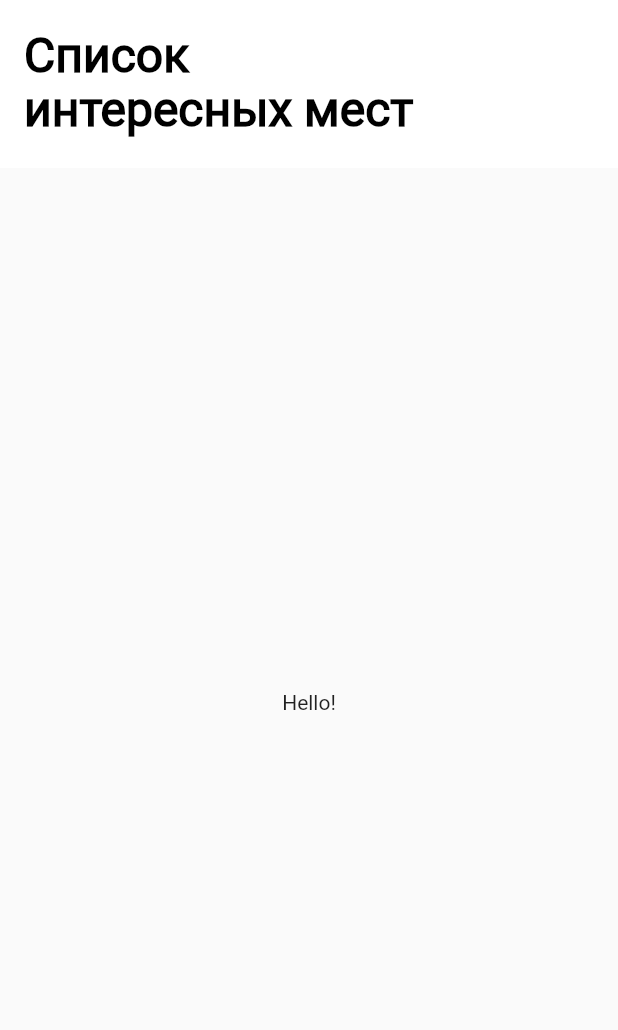
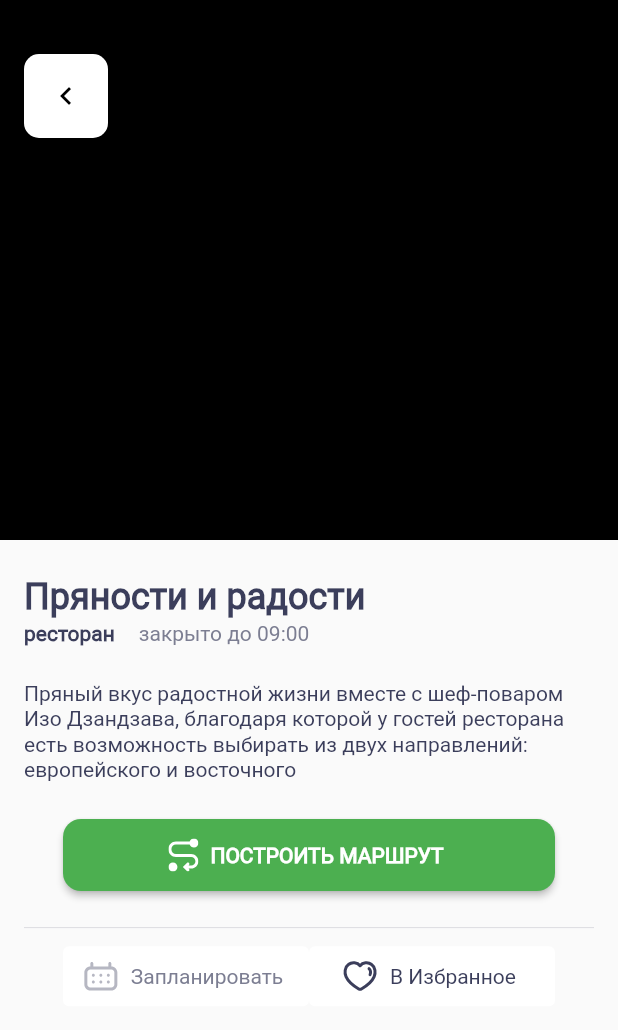
Before and after one commit to Bubble7777/places_surf, a Flutter app: the screen it shows after launch, on a phone screen of 412 x 824 dp. Shown: the top 1030 px of the screen. Run offline on Flutter 3.47's test engine with Material 2 defaults, Android fonts, the phone set to English and light mode, and no system bars; our stand-ins replace flutter_svg.

Commit message:
add list mocks and DetailScreen

```diff
--- a/lib/domain/sight.dart
+++ b/lib/domain/sight.dart
@@ -1,17 +1,24 @@
 class Sight {
-  final String name; //название достопримечательности
-  final double lat; // координаты места
-  final double lon; //  координаты места
-  final String url; // путь до фотографии в интернете
-  final String details; //описание достопримечательности
-  final String type; //тип достопримечательностb
+  String name; //название достопримечательности
+  double lat; // координаты места
+  double lon; //  координаты места
+  String url; // путь до фотографии в интернете
+  String details; //описание достопримечательности
+  String type; //тип достопримечательностb
 
   Sight(
-    this.name,
-    this.lat,
-    this.lon,
-    this.url,
-    this.details,
-    this.type,
-  );
+    String name,
+    double lat,
+    double lon,
+    String url,
+    String details,
+    String type,
+  ) {
+    this.name = name;
+    this.lat = lat;
+    this.lon = lon;
+    this.url = url;
+    this.details = details;
+    this.type = type;
+  }
 }
--- a/lib/main.dart
+++ b/lib/main.dart
@@ -1,7 +1,10 @@
 import 'package:flutter/material.dart';
+import 'package:places/mocks.dart';
+import 'package:places/ui/screen/sight_Details.dart';
 import 'package:places/ui/screen/sight_list_screen.dart';
 
 void main() {
+  add();
   runApp(MyApp());
 }
 
@@ -10,11 +13,12 @@ class MyApp extends StatelessWidget {
   @override
   Widget build(BuildContext context) {
     return MaterialApp(
-      title: 'Flutter Demo',
-      theme: ThemeData(
-        primarySwatch: Colors.blue,
-      ),
-      home: SightListScreen(),
-    );
+        debugShowCheckedModeBanner: false,
+        title: 'Flutter Demo',
+        theme: ThemeData(
+          primarySwatch: Colors.blue,
+        ),
+        home: SightDetails() //SightListScreen(),
+        );
   }
 }
--- /dev/null
+++ b/lib/ui/screen/sight_Details.dart
@@ -0,0 +1,179 @@
+import 'package:flutter/material.dart';
+import 'package:places/domain/sight.dart';
+import 'package:flutter_svg/flutter_svg.dart';
+
+class SightDetails extends StatelessWidget {
+  const SightDetails({
+    Key key,
+    this.sight,
+  }) : super(key: key);
+  final Sight sight;
+  @override
+  Widget build(BuildContext context) {
+    return Scaffold(
+      body: Column(
+        children: [
+          Stack(
+            children: [
+              Container(
+                width: double.infinity,
+                height: 360,
+                color: Colors.black,
+              ),
+              Padding(
+                padding: const EdgeInsets.only(top: 36, left: 16),
+                child: FloatingActionButton(
+                  backgroundColor: Colors.white,
+                  onPressed: () {},
+                  shape: RoundedRectangleBorder(
+                      borderRadius: BorderRadius.all(Radius.circular(10.0))),
+                  child: Icon(
+                    Icons.keyboard_arrow_left,
+                    color: Colors.black,
+                  ),
+                ),
+              )
+            ],
+          ),
+          Container(
+            padding: EdgeInsets.symmetric(horizontal: 16.0, vertical: 24.0),
+            child: Column(
+              crossAxisAlignment: CrossAxisAlignment.start,
+              children: [
+                Text(
+                  'Пряности и радости',
+                  style: TextStyle(
+                    color: Color(0xFF3B3E5B),
+                    fontFamily: 'Roboto-Regular',
+                    fontWeight: FontWeight.bold,
+                    fontSize: 24.0,
+                  ),
+                ),
+                SizedBox(
+                  height: 2,
+                ),
+                Row(
+                  children: [
+                    Text(
+                      'ресторан',
+                      style: TextStyle(
+                          color: Color(0xFF3B3E5B),
+                          fontFamily: 'Roboto-Regular',
+                          fontStyle: FontStyle.normal,
+                          fontSize: 14,
+                          fontWeight: FontWeight.bold),
+                    ),
+                    SizedBox(
+                      width: 16,
+                    ),
+                    Text(
+                      'закрыто до 09:00',
+                      style: TextStyle(
+                          color: Color(0xFF7C7E92),
+                          fontFamily: 'Roboto-Regular',
+                          fontStyle: FontStyle.normal,
+                          fontSize: 14,
+                          fontWeight: FontWeight.w400),
+                    ),
+                  ],
+                ),
+              ],
+            ),
+          ),
+          Container(
+              padding: EdgeInsets.symmetric(horizontal: 16.0),
+              child: Text(
+                '''Пряный вкус радостной жизни вместе с шеф-поваром Изо Дзандзава, благодаря которой у гостей ресторана есть возможность выбирать из двух направлений: европейского и восточного''',
+                style: TextStyle(
+                    height: 1.2,
+                    color: Color(0xFF3B3E5B),
+                    fontFamily: 'Roboto-Regular',
+                    fontStyle: FontStyle.normal,
+                    fontSize: 14,
+                    fontWeight: FontWeight.w400),
+              )),
+          Padding(
+            padding: const EdgeInsets.fromLTRB(16, 24, 16, 24),
+            child: ElevatedButton.icon(
+                style: ButtonStyle(
+                    minimumSize: MaterialStateProperty.all(Size(328, 48)),
+                    shape: MaterialStateProperty.all(RoundedRectangleBorder(
+                        borderRadius: BorderRadius.circular(12))),
+                    backgroundColor:
+                        MaterialStateProperty.all(Color(0xFF4CAF50))),
+                onPressed: () {},
+                icon: SvgPicture.asset(
+                  'res/assets/icons/union.svg',
+                  height: 22,
+                  width: 20,
+                ),
+                label: Text(
+                  'ПОСТРОИТЬ МАРШРУТ',
+                  style: TextStyle(
+                      fontFamily: 'Roboto-Regular',
+                      fontStyle: FontStyle.normal,
+                      fontSize: 14,
+                      fontWeight: FontWeight.bold),
+                )),
+          ),
+          Divider(
+            indent: 16,
+            endIndent: 16,
+            color: Color(0xFF7C7E92).withOpacity(0.24),
+            height: 0.8,
+          ),
+          Padding(
+            padding: const EdgeInsets.fromLTRB(0, 8, 0, 0),
+            child: Row(
+              mainAxisAlignment: MainAxisAlignment.center,
+              children: [
+                ElevatedButton.icon(
+                    style: ButtonStyle(
+                        elevation: MaterialStateProperty.all(0),
+                        backgroundColor:
+                            MaterialStateProperty.all(Colors.white),
+                        minimumSize: MaterialStateProperty.all(Size(164, 40))),
+                    onPressed: () {},
+                    icon: SvgPicture.asset(
+                      'res/assets/icons/calendar.svg',
+                      height: 24,
+                      width: 24,
+                    ),
+                    label: Text(
+                      'Запланировать',
+                      style: TextStyle(
+                          color: Color(0xFF7C7E92),
+                          fontFamily: 'Roboto-Regular',
+                          fontStyle: FontStyle.normal,
+                          fontSize: 14,
+                          fontWeight: FontWeight.w400),
+                    )),
+                ElevatedButton.icon(
+                    style: ButtonStyle(
+                        elevation: MaterialStateProperty.all(0),
+                        backgroundColor:
+                            MaterialStateProperty.all(Colors.white),
+                        minimumSize: MaterialStateProperty.all(Size(164, 40))),
+                    onPressed: () {},
+                    icon: SvgPicture.asset(
+                      'res/assets/icons/heart.svg',
+                      height: 24,
+                      width: 24,
+                    ),
+                    label: Text(
+                      'В Избранное',
+                      style: TextStyle(
+                          color: Color(0xFF3B3E5B),
+                          fontFamily: 'Roboto-Regular',
+                          fontStyle: FontStyle.normal,
+                          fontSize: 14,
+                          fontWeight: FontWeight.w400),
+                    )),
+              ],
+            ),
+          )
+        ],
+      ),
+    );
+  }
+}
--- a/pubspec.yaml
+++ b/pubspec.yaml
@@ -33,6 +33,7 @@ flutter:
 
   assets:
     - res/assets/
+    - res/assets/icons/
 
 
 
```
Also changed, not shown: lib/mocks.dart (+14 -10 lines), lib/ui/screen/sight_card.dart (added, +88 -0 lines), lib/ui/screen/sight_list_screen.dart (+20 -50 lines), res/assets/icons/calendar.svg (added), res/assets/icons/heart.svg (added), res/assets/icons/icon_back.svg (added), res/assets/icons/union.svg (added).
